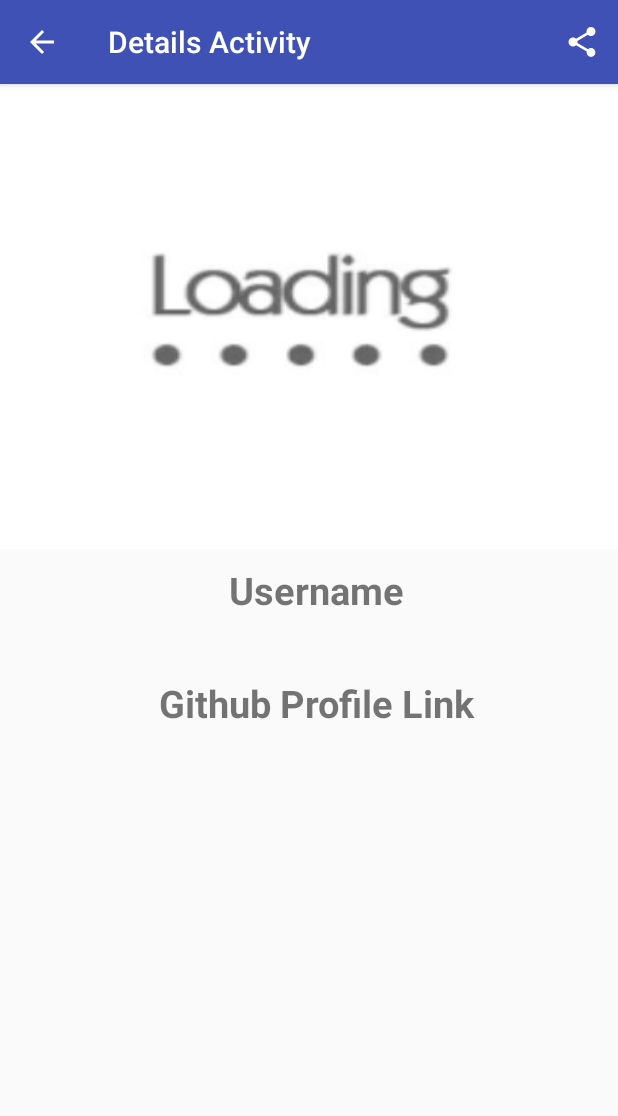
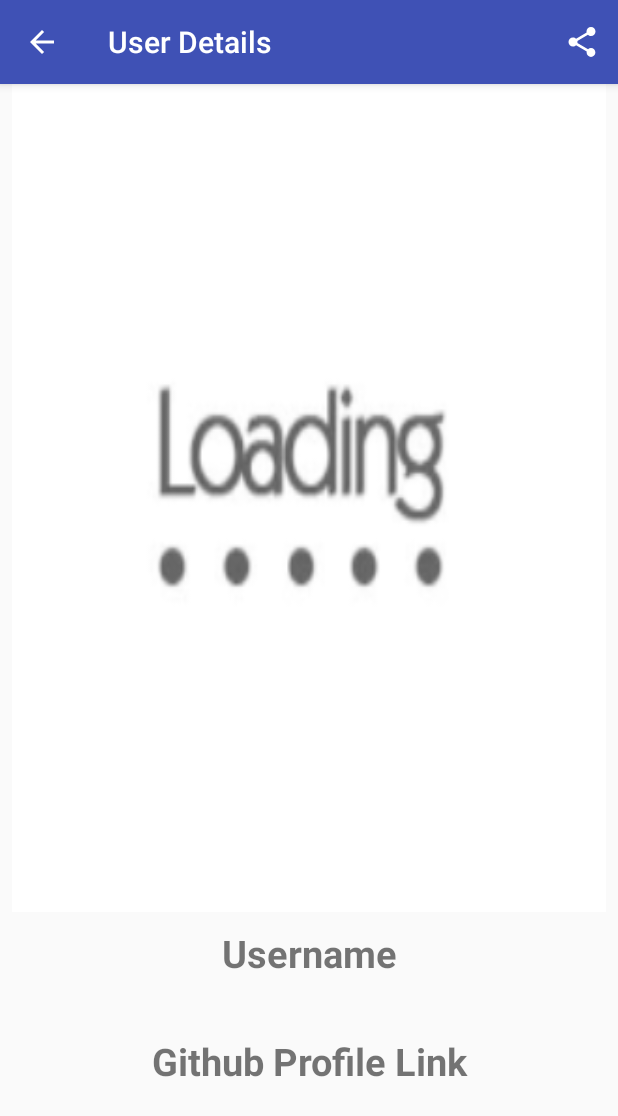
Before and after one commit to jitendra3109/OpenSourceUser, an Android app: the DetailActivity screen opened directly, with no data from a screen before it, on a phone screen of 412 x 824 dp. Shown: the top 1116 px of the screen. Run offline under Robolectric (Android 15) with nearby library versions, the phone set to English and light mode, and no system bars; pictures from the network do not load; 5 statements that could not run were skipped.

Commit message:
Added coordinate layout and fixed minor bugs

```diff
--- a/app/build.gradle
+++ b/app/build.gradle
@@ -21,10 +21,6 @@ android {
 }
 
 dependencies {
-    compile fileTree(dir: 'libs', include: ['*.jar'])
-    androidTestCompile('com.android.support.test.espresso:espresso-core:2.2.2', {
-        exclude group: 'com.android.support', module: 'support-annotations'
-    })
     compile 'com.android.support:appcompat-v7:25.3.1'
     compile 'com.android.support:design:25.1.1'
     compile 'com.android.support:recyclerview-v7:25.3.1'
@@ -34,5 +30,5 @@ dependencies {
     compile 'com.github.bumptech.glide:glide:3.7.0'
     compile 'com.squareup.picasso:picasso:2.4.0'
     compile 'com.android.support:appcompat-v7:25.3.1'
-    testCompile 'junit:junit:4.12'
+    compile 'com.android.support.constraint:constraint-layout:1.0.2'
 }
--- a/app/src/main/java/in/jsroyal/apiconsume/ItemAdapter.java
+++ b/app/src/main/java/in/jsroyal/apiconsume/ItemAdapter.java
@@ -36,7 +36,7 @@ public class ItemAdapter extends RecyclerView.Adapter<ItemAdapter.ViewHolder> {
     @Override
     public void onBindViewHolder(ItemAdapter.ViewHolder viewHolder, int i) {
         viewHolder.title.setText(items.get(i).getLogin());
-        viewHolder.githublink1.setText(items.get(i).getHtmlUrl());
+        viewHolder.githublink.setText(items.get(i).getHtmlUrl());
 
         Picasso.with(context)
                 .load(items.get(i).getAvatarUrl())
@@ -50,14 +50,14 @@ public class ItemAdapter extends RecyclerView.Adapter<ItemAdapter.ViewHolder> {
     }
 
     public class ViewHolder extends RecyclerView.ViewHolder {
-        private TextView title, githublink1;
+        private TextView title, githublink;
         private ImageView imageView;
 
 
         public ViewHolder(View view) {
             super(view);
             title = (TextView) view.findViewById(R.id.title);
-            githublink1 = (TextView) view.findViewById(R.id.githublink1);
+            githublink = (TextView) view.findViewById(R.id.githublink1);
             imageView = (ImageView) view.findViewById(R.id.cover);
 
             //on item click
--- a/app/src/main/java/in/jsroyal/apiconsume/controller/DetailActivity.java
+++ b/app/src/main/java/in/jsroyal/apiconsume/controller/DetailActivity.java
@@ -45,7 +45,7 @@ public class DetailActivity extends AppCompatActivity {
                 .placeholder(R.drawable.load)
                 .into(imageView);
 
-        getSupportActionBar().setTitle("Details Activity");
+        getSupportActionBar().setTitle("User Details ");
     }
 
     private Intent createShareForcastIntent(){
--- a/app/src/main/java/in/jsroyal/apiconsume/controller/MainActivity.java
+++ b/app/src/main/java/in/jsroyal/apiconsume/controller/MainActivity.java
@@ -49,10 +49,9 @@ public class MainActivity extends AppCompatActivity {
             }
         });
     }
-
     private void initViews(){
         pd = new ProgressDialog(this);
-        pd.setMessage("Fetching Users Data...");
+        pd.setMessage("Fetching Users Data Please wait...");
         pd.setCancelable(false);
         pd.show();
         recyclerView=(RecyclerView) findViewById(R.id.recyclerView);
--- a/app/src/main/res/layout/activity_detail.xml
+++ b/app/src/main/res/layout/activity_detail.xml
@@ -1,51 +1,94 @@
 <?xml version="1.0" encoding="utf-8"?>
-<RelativeLayout xmlns:android="http://schemas.android.com/apk/res/android"
+<android.support.constraint.ConstraintLayout xmlns:android="http://schemas.android.com/apk/res/android"
+    xmlns:app="http://schemas.android.com/apk/res-auto"
+    xmlns:tools="http://schemas.android.com/tools"
     android:layout_width="match_parent"
     android:layout_height="match_parent">
 
     <ImageView
-        android:layout_width="match_parent"
-        android:layout_height="310dp"
+        android:contentDescription="@string/user_image"
+        android:layout_width="0dp"
+        android:layout_height="0dp"
         android:id="@+id/user_image_header"
         android:fitsSystemWindows="true"
-        android:scaleType="fitXY"/>
+        android:scaleType="fitXY"
+        tools:layout_constraintTop_creator="1"
+        tools:layout_constraintRight_creator="1"
+        tools:layout_constraintBottom_creator="1"
+        app:layout_constraintBottom_toTopOf="@+id/header"
+        android:layout_marginStart="8dp"
+        android:layout_marginEnd="8dp"
+        app:layout_constraintRight_toRightOf="parent"
+        tools:layout_constraintLeft_creator="1"
+        android:layout_marginBottom="10dp"
+        app:layout_constraintLeft_toLeftOf="parent"
+        app:layout_constraintTop_toTopOf="parent"
+        android:layout_marginLeft="8dp"
+        android:layout_marginRight="8dp"
+        app:layout_constraintHorizontal_bias="0.37"
+        app:layout_constraintVertical_bias="1.0" />
+
     <TextView
-        android:layout_width="match_parent"
+        android:layout_width="0dp"
         android:layout_height="wrap_content"
         android:id="@+id/header"
-        android:layout_marginLeft="10dp"
         android:text="Username"
         android:textAlignment="center"
-        android:layout_marginTop="10dp"
         android:textStyle="bold"
         android:textSize="25dp"
-        android:layout_below="@+id/user_image_header"/>
+        tools:layout_constraintRight_creator="1"
+        tools:layout_constraintBottom_creator="1"
+        app:layout_constraintBottom_toTopOf="@+id/username"
+        android:layout_marginStart="8dp"
+        android:layout_marginEnd="8dp"
+        app:layout_constraintRight_toRightOf="parent"
+        tools:layout_constraintLeft_creator="1"
+        app:layout_constraintLeft_toLeftOf="parent"
+        android:layout_marginLeft="8dp"
+        android:layout_marginRight="8dp" />
+
     <TextView
-        android:layout_width="match_parent"
+        android:layout_width="0dp"
         android:layout_height="wrap_content"
         android:id="@+id/username"
-        android:layout_marginLeft="10dp"
-        android:layout_marginTop="3dp"
         android:textSize="20dp"
-        android:layout_below="@+id/header"/>
+        tools:layout_constraintRight_creator="1"
+        tools:layout_constraintBottom_creator="1"
+        app:layout_constraintBottom_toTopOf="@+id/githublink"
+        app:layout_constraintRight_toRightOf="@+id/header"
+        tools:layout_constraintLeft_creator="1"
+        android:layout_marginBottom="10dp"
+        app:layout_constraintLeft_toLeftOf="@+id/header" />
+
     <TextView
-        android:layout_width="match_parent"
+        android:layout_width="0dp"
         android:layout_height="wrap_content"
         android:id="@+id/githublink"
-        android:layout_marginLeft="10dp"
-        android:text="Github Profile Link"
+        android:text="@string/github_profile_link"
         android:textAlignment="center"
-        android:layout_marginTop="10dp"
         android:textStyle="bold"
         android:textSize="25dp"
-        android:layout_below="@+id/username"/>
+        tools:layout_constraintRight_creator="1"
+        tools:layout_constraintBottom_creator="1"
+        app:layout_constraintBottom_toTopOf="@+id/link"
+        app:layout_constraintRight_toRightOf="@+id/username"
+        tools:layout_constraintLeft_creator="1"
+        android:layout_marginBottom="40dp"
+        app:layout_constraintLeft_toLeftOf="@+id/username"
+        app:layout_constraintHorizontal_bias="1.0" />
+
     <TextView
-        android:layout_width="match_parent"
+        android:layout_width="0dp"
         android:layout_height="wrap_content"
         android:id="@+id/link"
-        android:layout_marginLeft="10dp"
-        android:layout_marginTop="3dp"
         android:textSize="20dp"
-        android:layout_below="@+id/githublink"/>
+        tools:layout_constraintRight_creator="1"
+        tools:layout_constraintBottom_creator="1"
+        app:layout_constraintBottom_toBottomOf="parent"
+        app:layout_constraintRight_toRightOf="@+id/githublink"
+        tools:layout_constraintLeft_creator="1"
+        android:layout_marginBottom="32dp"
+        app:layout_constraintLeft_toLeftOf="@+id/githublink"
+        app:layout_constraintHorizontal_bias="0.0" />
 
-</RelativeLayout>
+</android.support.constraint.ConstraintLayout>
--- a/app/src/main/res/values/strings.xml
+++ b/app/src/main/res/values/strings.xml
@@ -1,4 +1,7 @@
 <resources>
-    <string name="app_name">JavaDevelopers</string>
+    <string name="app_name">GitHub User</string>
     <string name="internet">No internet connection, Please make sure your device is connected to the internet</string>
+    <string name="user_image">User Image</string>
+    <string name="github_profile_link">Github Profile Link</string>
+    <string name="user_name">User Name</string>
 </resources>
```
Also changed, not shown: app/src/main/res/layout/activity_main.xml (+34 -7 lines), app/src/main/res/layout/row_user.xml (+39 -20 lines), 4 other files.
